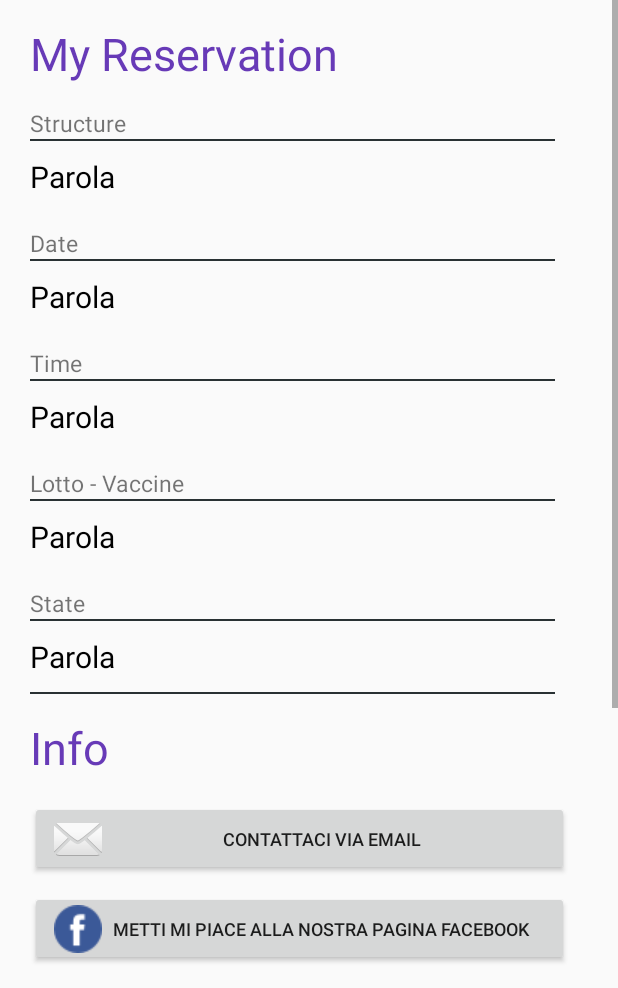
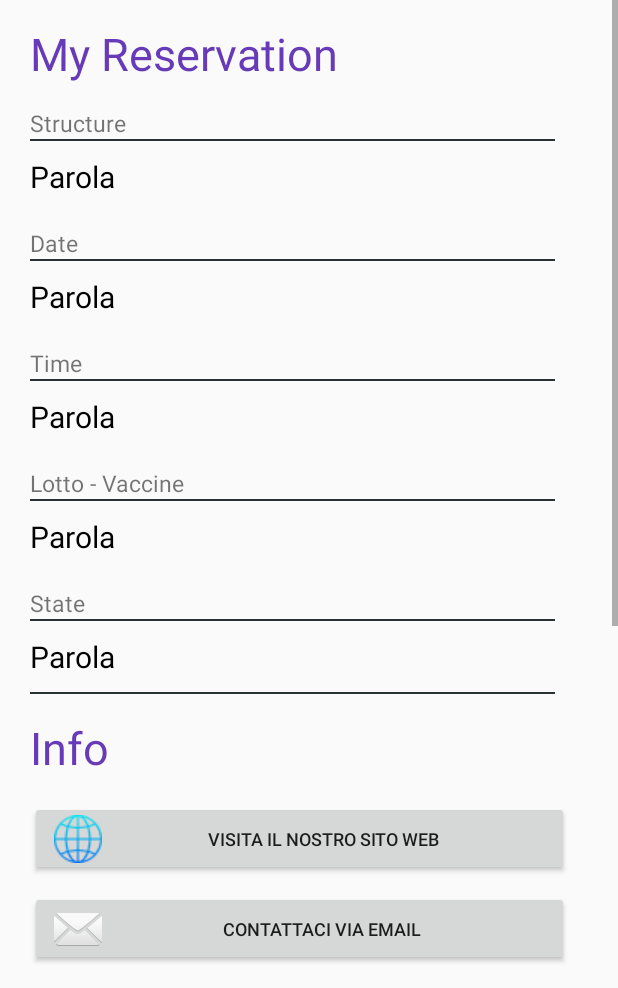
Before and after one commit to pacovalentino/progectSAD-App-Android, an Android app: the fragment HomeFragment shown on its own in the app's theme, on a phone screen of 412 x 824 dp, the part 248-1236 px from its top. Run offline under Robolectric (Android 15) with nearby library versions, the phone set to English and light mode, and no system bars; 2 statements that could not run were skipped.

Commit message:
+ aggiunto tasti e nuovo tasto mappa

```diff
--- a/app/src/main/java/com/example/restdemo/ui/home/HomeFragment.java
+++ b/app/src/main/java/com/example/restdemo/ui/home/HomeFragment.java
@@ -24,7 +24,7 @@ public class HomeFragment extends Fragment {
 
     TextView tV1, tV2,tV3,tV4,tV5,textView;
     LinearLayout linearLayout,linearLayoutinfo;
-    Button b1,b2,b3,b4;
+    Button b1,b2,b3,b4,b5,b6,b7;
 
     public View onCreateView(@NonNull LayoutInflater inflater,
                              ViewGroup container, Bundle savedInstanceState) {
@@ -42,6 +42,9 @@ public class HomeFragment extends Fragment {
         b2=root.findViewById(R.id.bCall);
         b3=root.findViewById(R.id.bWeb);
         b4=root.findViewById(R.id.bFacebook);
+        b5=root.findViewById(R.id.bMap);
+        b6=root.findViewById(R.id.bCustomer);
+        b7=root.findViewById(R.id.bWebAdmin);
         linearLayout=root.findViewById(R.id.idlayout);
         linearLayoutinfo=root.findViewById(R.id.idlayoutbottoni);
 
@@ -119,6 +122,33 @@ public class HomeFragment extends Fragment {
             }
         });
 
+        b5.setOnClickListener(new View.OnClickListener() {
+            @Override
+            public void onClick(View view) {
+                String web="https://www.google.it/maps/search/";
+                //Toast.makeText(getContext(), "Bottone Web", Toast.LENGTH_LONG).show();
+                Intent browserIntent = new Intent(Intent.ACTION_VIEW, Uri.parse(web+reservation.getStruttura()));
+                startActivity(browserIntent);
+            }
+        });
+
+        b6.setOnClickListener(new View.OnClickListener() {
+            @Override
+            public void onClick(View view) {
+                Intent intent = new Intent(Intent.ACTION_DIAL);
+                intent.setData(Uri.parse("tel:0123456789"));
+                startActivity(intent);
+            }
+        });
+
+        b7.setOnClickListener(new View.OnClickListener() {
+            @Override
+            public void onClick(View view) {
+                Intent intent = new Intent(Intent.ACTION_VIEW, Uri.parse("http://www.google.com"));
+                startActivity(intent);
+            }
+        });
+
 
 
 
--- a/app/src/main/res/layout/fragment_home.xml
+++ b/app/src/main/res/layout/fragment_home.xml
@@ -32,7 +32,7 @@
 
         <LinearLayout
             android:layout_width="match_parent"
-            android:layout_height="900dp"
+            android:layout_height="1000dp"
             android:orientation="horizontal">
 
             <View
@@ -43,7 +43,7 @@
             <LinearLayout
 
                 android:layout_width="match_parent"
-                android:layout_height="900dp"
+                android:layout_height="1000dp"
                 android:orientation="vertical">
                 <View
                     android:id="@+id/divider121212vc"
@@ -249,7 +249,18 @@
                     android:layout_width="match_parent"
                     android:layout_height="15dp" />
 
-
+                <Button
+                    android:id="@+id/bWebAdmin"
+                    android:layout_width="359dp"
+                    android:layout_height="50dp"
+                    android:drawableLeft="@drawable/icon_web"
+                    android:padding="16dp"
+                    android:text="Visita il nostro sito web"
+                    android:textSize="12sp" />
+                <View
+                    android:id="@+id/divvssasavvisdsder1"
+                    android:layout_width="match_parent"
+                    android:layout_height="10dp" />
                 <Button
                     android:id="@+id/bEmail"
                     android:layout_width="359dp"
@@ -258,7 +269,19 @@
                     android:padding="16dp"
                     android:text="Contattaci via email "
                     android:textSize="12sp" />
+                <View
+                    android:id="@+id/d2ivvsssdsder"
+                    android:layout_width="match_parent"
+                    android:layout_height="10dp" />
 
+                <Button
+                    android:id="@+id/bCustomer"
+                    android:layout_width="359dp"
+                    android:layout_height="50dp"
+                    android:drawableLeft="@drawable/icon_customer"
+                    android:padding="16dp"
+                    android:text="Contatta l'amministratore"
+                    android:textSize="12sp" />
 
 
 
@@ -283,14 +306,14 @@
                     android:orientation="vertical">
 
                     <View
-                        android:id="@+id/divvssasavvisdsder"
+                        android:id="@+id/di3vvssasavvisdsder"
                         android:layout_width="match_parent"
                         android:layout_height="10dp" />
                     <Button
                         android:id="@+id/bWeb"
                         android:layout_width="359dp"
                         android:layout_height="50dp"
-                        android:drawableLeft="@drawable/icon_web"
+                        android:drawableLeft="@drawable/icon_hospital"
                         android:padding="16dp"
                         android:text="Visita il sito web della struttura"
                         android:textSize="12sp" />
@@ -308,6 +331,19 @@
                         android:padding="16dp"
                         android:text="Chiama Struttura"
                         android:textSize="12sp" />
+
+                    <View
+                        android:id="@+id/divvssasavvisdsder"
+                        android:layout_width="match_parent"
+                        android:layout_height="10dp" />
+                    <Button
+                        android:id="@+id/bMap"
+                        android:layout_width="359dp"
+                        android:layout_height="50dp"
+                        android:drawableLeft="@drawable/icon_map"
+                        android:padding="16dp"
+                        android:text="Raggiungi la struttura"
+                        android:textSize="12sp" />
                 </LinearLayout>
 
 
```
Also changed, not shown: app/src/main/res/drawable-v24/icon_customer.png (added), app/src/main/res/drawable-v24/icon_hospital.png (added), app/src/main/res/drawable-v24/icon_map.png (added).
